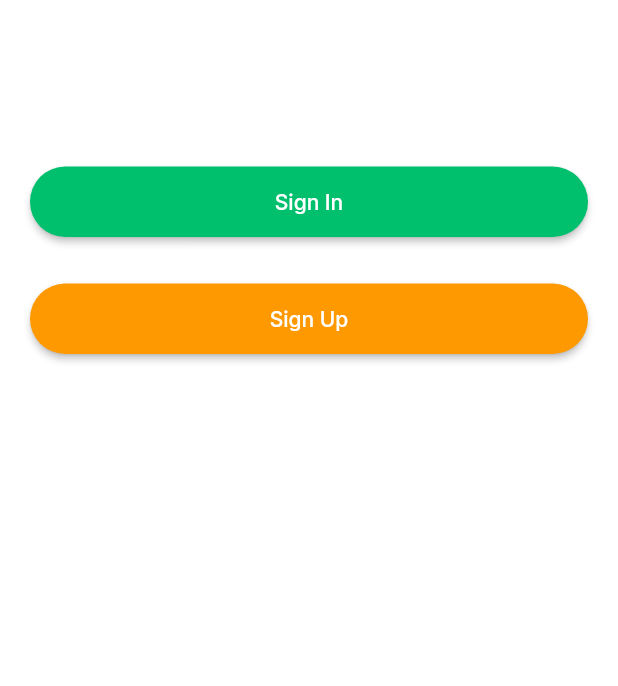
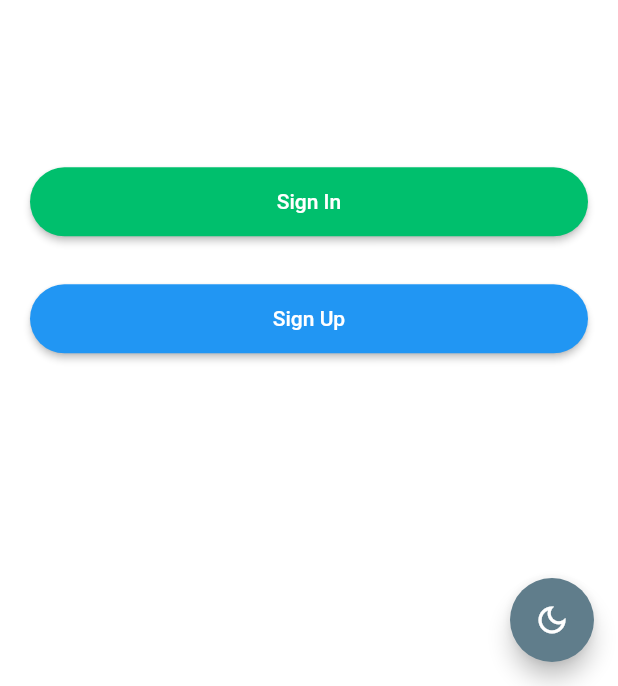
Before and after one commit to leobit-flutter-2021/chat-messaging-app, a Flutter app: the screen it shows after launch, after a tap on "Skip", on a phone screen of 412 x 824 dp, the part 550-1236 px from its top. Run offline on Flutter 3.47's test engine with Material 2 defaults, Android fonts, the phone set to English and light mode, and no system bars; our stand-ins replace flutter_redux, google_fonts, redux.

Commit message:
implemented global state to my screens

```diff
--- a/lib/main.dart
+++ b/lib/main.dart
@@ -1,21 +1,29 @@
 import 'package:chat/screens/welcome/welcome_screen.dart';
 import 'package:chat/theme.dart';
 import 'package:flutter/material.dart';
+import 'package:flutter_redux/flutter_redux.dart';
+import 'package:redux/redux.dart';
+import 'redux/reducers.dart';
+import 'redux/states.dart';
 
 void main() {
-  runApp(MyApp());
+  final Store<ScreenMode> store = Store<ScreenMode>(appReducers, initialState: ScreenMode.init);
+  runApp(MyApp(store));
 }
 
 class MyApp extends StatelessWidget {
+  final Store<ScreenMode> store;
+  const MyApp(this.store, {Key? key}) : super(key: key);
   // This widget is the root of your application.
   @override
   Widget build(BuildContext context) {
-    return MaterialApp(
-      title: 'Flutter Demo',
-      debugShowCheckedModeBanner: false,
-      theme: lightThemeData(context),
-      darkTheme: darkThemeData(context),
-      home: WelcomeScreen(),
+    return StoreProvider(
+        store: store,
+        child: MaterialApp(
+          title: 'Flutter Demo',
+          debugShowCheckedModeBanner: false,
+          home: WelcomeScreen(),
+        )
     );
   }
 }
--- /dev/null
+++ b/lib/redux/actions.dart
@@ -0,0 +1,4 @@
+class ChangeScreenMode {
+  bool isDark;
+  ChangeScreenMode(this.isDark);
+}
--- /dev/null
+++ b/lib/redux/reducers.dart
@@ -0,0 +1,14 @@
+import 'package:chat/redux/states.dart';
+import 'package:flutter/material.dart';
+import 'actions.dart';
+
+ScreenMode appReducers(ScreenMode previousScreenMode, dynamic action) {
+  if (action is ChangeScreenMode && !action.isDark) {
+    return const ScreenMode(Colors.blueGrey, true);
+  }
+  else if (action is ChangeScreenMode && action.isDark){
+    return const ScreenMode(Colors.white, false);
+  } else {
+    return ScreenMode(previousScreenMode.backgroundColor, previousScreenMode.isDark);
+  }
+}
--- /dev/null
+++ b/lib/redux/states.dart
@@ -0,0 +1,11 @@
+import 'package:flutter/material.dart';
+import 'package:meta/meta.dart';
+
+@immutable
+class ScreenMode {
+  static var init = const ScreenMode(Colors.white, false);
+  final Color backgroundColor;
+  final bool isDark;
+
+  const ScreenMode(this.backgroundColor, this.isDark);
+}
--- a/lib/screens/signinOrSignUp/signin_or_signup_screen.dart
+++ b/lib/screens/signinOrSignUp/signin_or_signup_screen.dart
@@ -1,27 +1,34 @@
 import 'package:chat/components/primary_button.dart';
 import 'package:chat/constants.dart';
+import 'package:chat/redux/actions.dart';
+import 'package:chat/redux/states.dart';
 import 'package:chat/screens/chats/chats_screen.dart';
 import 'package:chat/screens/sign_up/sign_up.dart';
-
+import 'package:flutter_redux/flutter_redux.dart';
 import 'package:flutter/material.dart';
 
 class SigninOrSignupScreen extends StatelessWidget {
+  const SigninOrSignupScreen({Key? key}) : super(key: key);
+
   @override
   Widget build(BuildContext context) {
+    return StoreConnector<ScreenMode, dynamic>(
+        builder: (context, state) {
           return Scaffold(
+            backgroundColor: state.backgroundColor,
             body: SafeArea(
               child: Padding(
                 padding: const EdgeInsets.symmetric(horizontal: kDefaultPadding),
                 child: Column(
                   children: [
-              Spacer(flex: 2),
+                    const Spacer(flex: 2),
                     Image.asset(
                       MediaQuery.of(context).platformBrightness == Brightness.light
                           ? "assets/images/Logo_light.png"
                           : "assets/images/Logo_dark.png",
                       height: 146,
                     ),
-              Spacer(),
+                    const Spacer(),
                     PrimaryButton(
                       text: "Sign In",
                       press: () => Navigator.push(
@@ -31,23 +38,43 @@ class SigninOrSignupScreen extends StatelessWidget {
                         ),
                       ),
                     ),
-              SizedBox(height: kDefaultPadding * 1.5),
+                    const SizedBox(height: kDefaultPadding * 1.5),
                     PrimaryButton(
                       color: Theme.of(context).colorScheme.secondary,
                       text: "Sign Up",
                       press: () => Navigator.push(
                         context,
                         MaterialPageRoute(
-                    builder: (context) => SignUp(),
+                          builder: (context) => const SignUp(),
                         ),
                       ),
                     ),
-
-              Spacer(flex: 2),
+                    const Spacer(flex: 2),
                   ],
                 ),
               ),
             ),
+            floatingActionButton: changeScreenMode(context, state.isDark),
+          );
+        },
+      converter: (store) => store.state,
     );
   }
 }
+
+Widget changeScreenMode(BuildContext context, bool isDark) {
+  return StoreConnector<ScreenMode, dynamic> (
+    builder: (context, callback) {
+      return FloatingActionButton(
+          child: (isDark)
+              ? const Icon(Icons.light_mode_outlined)
+              : const Icon(Icons.dark_mode_outlined),
+          onPressed: () => callback(isDark),
+          backgroundColor: Colors.blueGrey
+      );
+    },
+    converter: (store) {
+        return (isDarkMode) => store.dispatch(ChangeScreenMode(isDarkMode));
+    },
+  );
+}
--- a/lib/screens/welcome/welcome_screen.dart
+++ b/lib/screens/welcome/welcome_screen.dart
@@ -1,11 +1,16 @@
 import 'package:chat/constants.dart';
+import 'package:chat/redux/states.dart';
 import 'package:chat/screens/signinOrSignUp/signin_or_signup_screen.dart';
 import 'package:flutter/material.dart';
+import 'package:flutter_redux/flutter_redux.dart';
 
 class WelcomeScreen extends StatelessWidget {
   @override
   Widget build(BuildContext context) {
+    return StoreConnector<ScreenMode, dynamic>(
+      builder: (context, state) {
         return Scaffold(
+          backgroundColor: state.backgroundColor,
           body: SafeArea(
             child: Column(
               children: [
@@ -70,5 +75,8 @@ class WelcomeScreen extends StatelessWidget {
             ),
           ),
         );
+      },
+        converter: (store) => store.state,
+    );
   }
 }
--- a/pubspec.yaml
+++ b/pubspec.yaml
@@ -30,6 +30,7 @@ dependencies:
 
   # allows us to easily use any of the 977 fonts from fonts.google.com
   google_fonts: ^2.0.0
+  flutter_redux: ^0.8.2
 
 dev_dependencies:
   flutter_test:
```
Lines whose indentation alone changed are shown as unchanged.
